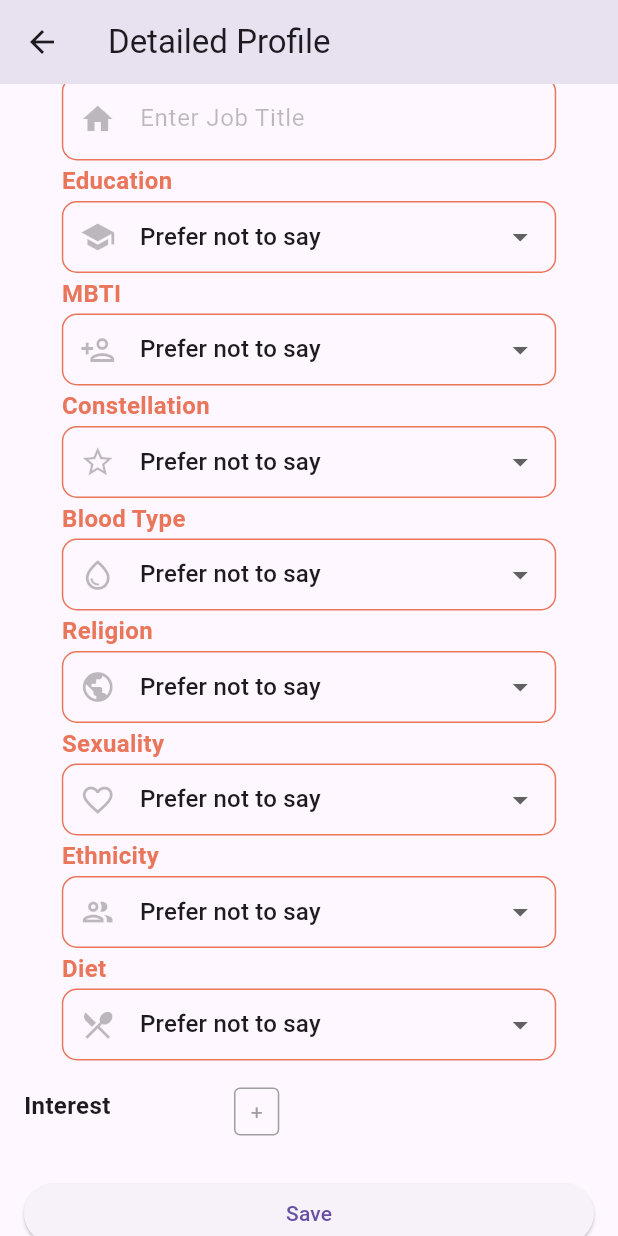
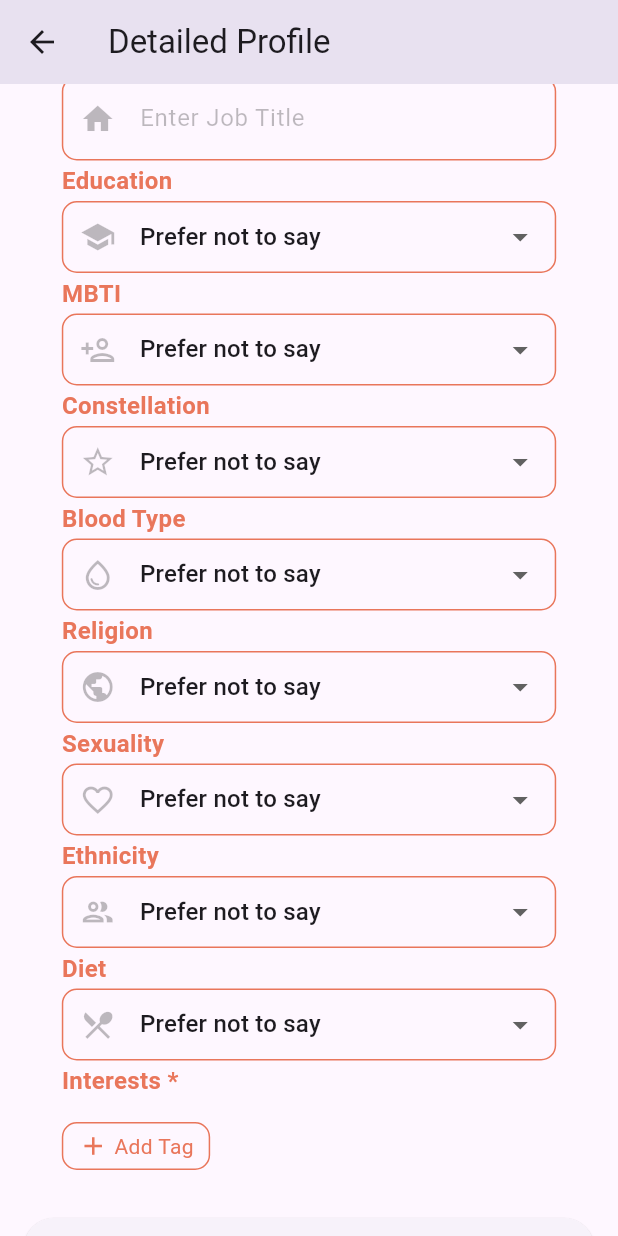
Before and after one commit to SparkUp-App/SparkUp-Android, a Flutter app: the DetailedProfilePage screen opened directly with empty values, scrolled down 576 dp, on a phone screen of 412 x 824 dp. Run offline on Flutter 3.47's test engine with Material 3 defaults, Android fonts, the phone set to English and light mode, and no system bars; missing offline and left inert: toasty_box.

Commit message:
!add common_widget TagSelector

```diff
--- /dev/null
+++ b/lib/common_widget/profile_TagSelector.dart
@@ -0,0 +1,177 @@
+import 'package:flutter/material.dart';
+
+class profileTagSelector extends StatefulWidget {
+  const profileTagSelector({
+    Key? key,
+    required this.label,
+    required this.selectedTags,
+    required this.availableTags,
+    required this.onChanged,
+    this.isRequired = false,
+  }) : super(key: key);
+
+  final String label;
+  final List<String> selectedTags;
+  final List<String> availableTags;
+  final Function(List<String>) onChanged;
+  final bool isRequired;
+
+  @override
+  State<profileTagSelector> createState() => _profileTagSelectorState();
+}
+
+class _profileTagSelectorState extends State<profileTagSelector> {
+  late List<String> _selectedTags;
+  late List<String> _availableTags;
+
+  @override
+  void initState() {
+    super.initState();
+    _selectedTags = List.from(widget.selectedTags);
+    _availableTags = List.from(widget.availableTags);
+  }
+
+  @override
+  Widget build(BuildContext context) {
+    return Row(
+      mainAxisAlignment: MainAxisAlignment.center,
+      children: [
+        Column(
+          crossAxisAlignment: CrossAxisAlignment.start,
+          children: [
+            Text(
+              widget.label + (widget.isRequired ? " *" : ""),
+              style: const TextStyle(
+                fontSize: 16,
+                color: Color(0xFFE9765B),
+                fontWeight: FontWeight.w600,
+              ),
+            ),
+            Container(
+              padding: const EdgeInsets.symmetric(vertical: 8.0),
+              width: MediaQuery.of(context).size.width * 0.80,
+              child: Column(
+                crossAxisAlignment: CrossAxisAlignment.start,
+                children: [
+                  Wrap(
+                    spacing: 8,
+                    runSpacing: 4,
+                    children: _selectedTags
+                        .map((tag) => Chip(
+                              label: Text(
+                                '#$tag',
+                                style: const TextStyle(color: Colors.white),
+                              ),
+                              onDeleted: () {
+                                setState(() {
+                                  _selectedTags.remove(tag);
+                                  _availableTags.add(tag);
+                                  widget.onChanged(_selectedTags);
+                                });
+                              },
+                              deleteIconColor: Colors.white,
+                              backgroundColor: const Color(0xFFE9765B),
+                            ))
+                        .toList(),
+                  ),
+                  const SizedBox(height: 8),
+                  InkWell(
+                    onTap: () => _showTagSelectionDialog(),
+                    child: Container(
+                      padding: const EdgeInsets.symmetric(horizontal: 10, vertical: 5),
+                      decoration: BoxDecoration(
+                        border: Border.all(color: const Color(0xFFE9765B)),
+                        borderRadius: BorderRadius.circular(10),
+                      ),
+                      child: const Row(
+                        mainAxisSize: MainAxisSize.min,
+                        children: [
+                          Icon(Icons.add, color: Color(0xFFE9765B), size: 20),
+                          SizedBox(width: 4),
+                          Text(
+                            'Add Tag',
+                            style: TextStyle(
+                              color: Color(0xFFE9765B),
+                              fontSize: 14,
+                            ),
+                          ),
+                        ],
+                      ),
+                    ),
+                  ),
+                ],
+              ),
+            ),
+          ],
+        ),
+      ],
+    );
+  }
+
+  void _showTagSelectionDialog() {
+    showDialog(
+      context: context,
+      barrierDismissible: false,
+      builder: (BuildContext context) {
+        return StatefulBuilder(
+          builder: (context, setState) {
+            return AlertDialog(
+              title: Text(
+                'Choose your ${widget.label}',
+                style: const TextStyle(color: Color(0xFFE9765B)),
+              ),
+              content: Column(
+                mainAxisSize: MainAxisSize.min,
+                children: [
+                  Wrap(
+                    spacing: 8.0,
+                    children: _availableTags.map((String tag) {
+                      return FilterChip(
+                        label: Text(
+                          "#$tag",
+                          style: TextStyle(
+                            color: _selectedTags.contains(tag) ? Colors.white : const Color(0xFFE9765B),
+                          ),
+                        ),
+                        selected: _selectedTags.contains(tag),
+                        onSelected: (bool selected) {
+                          setState(() {
+                            if (selected) {
+                              _selectedTags.add(tag);
+                              _availableTags.remove(tag);
+                            } else {
+                              _selectedTags.remove(tag);
+                              _availableTags.add(tag);
+                            }
+                          });
+                        },
+                        showCheckmark: false,
+                        selectedColor: const Color(0xFFE9765B),
+                        backgroundColor: Colors.grey[200],
+                      );
+                    }).toList(),
+                  ),
+                ],
+              ),
+              actions: <Widget>[
+                TextButton(
+                  child: const Text(
+                    'Confirm',
+                    style: TextStyle(color: Color(0xFFE9765B)),
+                  ),
+                  onPressed: () {
+                    Navigator.of(context).pop();
+                  },
+                ),
+              ],
+            );
+          },
+        );
+      },
+    ).then((_) {
+      setState(() {
+        widget.onChanged(_selectedTags);
+      });
+    });
+  }
+}
--- a/lib/screen/initial_profile_create/initial_profileData_detail.dart
+++ b/lib/screen/initial_profile_create/initial_profileData_detail.dart
@@ -7,6 +7,7 @@ import 'package:spark_up/network/path/profile_path.dart';
 import 'package:spark_up/route.dart';
 import 'package:spark_up/common_widget/profile_Textfield.dart';
 import 'package:spark_up/common_widget/profile_DropDown.dart';
+import 'package:spark_up/common_widget/profile_TagSelector.dart';
 
 //這裡有的資料除了自己這一頁以外，還有夾帶上一頁basicInfo的資訊
 class DetailedProfilePage extends StatefulWidget {
@@ -28,8 +29,7 @@ class _DetailedProfilePageState extends State<DetailedProfilePage> {
   void initState() {
     super.initState();
     _profileData = {
-      ...widget
-          .basicProfileData, //將basicInfo在此組合，所以只需要對_profileData進行包裝成.json格式送給brian就好
+      ...widget.basicProfileData, //將basicInfo在此組合，所以只需要對_profileData進行包裝成.json格式送給brian就好
       'bio': '', //現在先預設沒資料==空字串
       'current_location': '',
       'hometown': '',
@@ -48,126 +48,6 @@ class _DetailedProfilePageState extends State<DetailedProfilePage> {
 
     _selectedInterestTags = [];
     _availableInterestTags = List<String>.from(eventType);
-  }
-
-  Widget _buildTagSelector(String label, String key, List<String> selectedTags,
-      List<String> availableTags) {
-    return Padding(
-      padding: const EdgeInsets.symmetric(vertical: 8.0),
-      child: Row(
-        crossAxisAlignment: CrossAxisAlignment.center,
-        children: [
-          SizedBox(
-            width: 140,
-            child: Text(
-              label,
-              style: const TextStyle(fontSize: 16, fontWeight: FontWeight.bold),
-            ),
-          ),
-          Expanded(
-            child: Column(
-              crossAxisAlignment: CrossAxisAlignment.start,
-              children: [
-                Wrap(
-                  spacing: 8,
-                  runSpacing: 4,
-                  children: selectedTags
-                      .map((tag) => Chip(
-                            label: Text('#$tag'),
-                            onDeleted: () {
-                              setState(() {
-                                selectedTags.remove(tag);
-                                availableTags.add(tag);
-                                _profileData[key] = selectedTags;
-                              });
-                            },
-                            deleteIconColor: Colors.grey,
-                            backgroundColor: Colors.grey[200],
-                          ))
-                      .toList(),
-                ),
-                const SizedBox(height: 8),
-                InkWell(
-                  onTap: () => _showTagSelectionDialog(
-                      label, key, selectedTags, availableTags),
-                  child: Container(
-                    padding:
-                        const EdgeInsets.symmetric(horizontal: 10, vertical: 5),
-                    decoration: BoxDecoration(
-                      border: Border.all(color: Colors.grey),
-                      borderRadius: BorderRadius.circular(4),
-                    ),
-                    child: const Text(
-                      '+',
-                      style: TextStyle(
-                        color: Colors.grey,
-                      ),
-                    ),
-                  ),
-                ),
-              ],
-            ),
-          ),
-        ],
-      ),
-    );
-  }
-
-  void _showTagSelectionDialog(String label, String key,
-      List<String> selectedTags, List<String> availableTags) {
-    showDialog(
-      context: context,
-      barrierDismissible: false,
-      builder: (BuildContext context) {
-        return StatefulBuilder(
-          builder: (context, setState) {
-            return AlertDialog(
-              title: Text('Choose your $label'),
-              content: Column(
-                mainAxisSize: MainAxisSize.min,
-                children: [
-                  Wrap(
-                    spacing: 8.0,
-                    children: availableTags.map((String tag) {
-                      return FilterChip(
-                        label: Text("#$tag"),
-                        selected: selectedTags.contains(tag),
-                        onSelected: (bool selected) {
-                          setState(() {
-                            if (selected) {
-                              selectedTags.add(tag);
-                              availableTags.remove(tag);
-                            } else {
-                              selectedTags.remove(tag);
-                              availableTags.add(tag);
-                            }
-                          });
-                        },
-                        showCheckmark: false,
-                        selectedColor: Colors.blueAccent.withOpacity(0.3),
-                        backgroundColor: Colors.grey[200],
-                      );
-                    }).toList(),
-                  ),
-                ],
-              ),
-              actions: <Widget>[
-                TextButton(
-                  child: const Text('Confirm'),
-                  onPressed: () {
-                    Navigator.of(context).pop();
-                  },
-                ),
-              ],
-            );
-          },
-        );
-      },
-    ).then((_) {
-      setState(() {
-        _profileData[key] = selectedTags;
-      });
-    });
   }
 
   @override
@@ -348,12 +228,16 @@ class _DetailedProfilePageState extends State<DetailedProfilePage> {
                 });
               },
             ),
-            _buildTagSelector(
-              // TagSelector我還未處理，我還沒把他建立成common_widget，抱歉
-              'Interest',
-              'interest_types',
-              _selectedInterestTags,
-              _availableInterestTags,
+            profileTagSelector(
+              label: "Interests",
+              selectedTags: _selectedInterestTags,
+              availableTags: _availableInterestTags,
+              onChanged: (updatedTags) {
+                setState(() {
+                  _selectedInterestTags = updatedTags;
+                });
+              },
+              isRequired: true,
             ),
             const SizedBox(height: 20),
             ElevatedButton(
```
